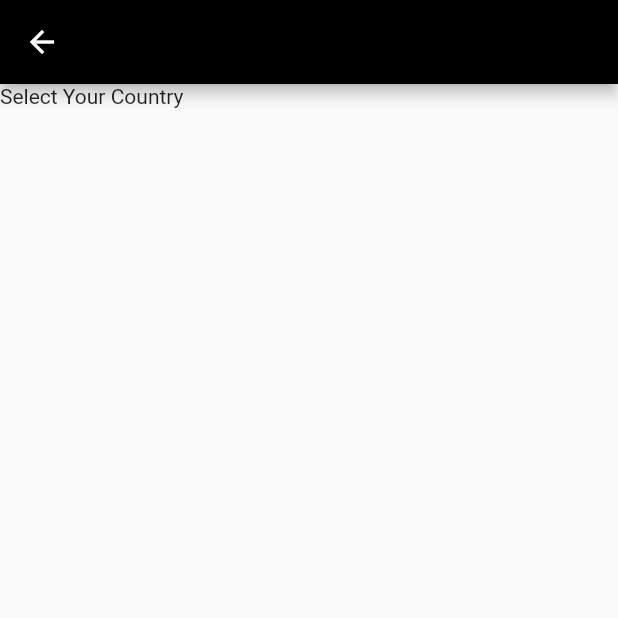
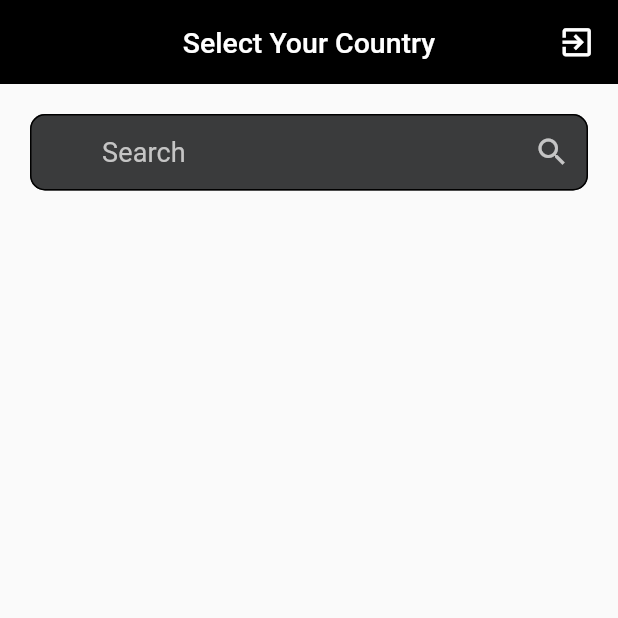
Before and after one commit to AbdulrahmanAlShaweesh/flutter-full-news-app, a Flutter app: the CountrySelectionScreen screen opened by its route, on a phone screen of 412 x 824 dp, the top half of it. Run offline on Flutter 3.47's test engine with Material 2 defaults, Android fonts, the phone set to English and light mode, and no system bars; our stand-ins replace cloud_firestore, firebase_auth, firebase_core, modal_progress_hud_nsn, pinput; accounts and stored records are empty.

Commit message:
exit from app and select country screen

```diff
--- a/lib/Screens/login_screen.dart
+++ b/lib/Screens/login_screen.dart
@@ -159,10 +159,8 @@ class _LoginScreenState extends State<LoginScreen> {
                                     email: emialController.text.trim(),
                                     password: passwordController.text.trim());
                             CustomErrorMessage(context, 'Login...');
-                            Navigator.pushReplacement(context,
-                                MaterialPageRoute(builder: (context) {
-                              return CountrySelectionScreen();
-                            }));
+                            Navigator.pushReplacementNamed(
+                                context, CountrySelectionScreen.id);
                           } on FirebaseAuthException catch (err) {
                             if (err.code == 'user-not-found') {
                               CustomErrorMessage(
--- a/lib/Screens/user_country_selection.dart
+++ b/lib/Screens/user_country_selection.dart
@@ -1,18 +1,72 @@
-// ignore_for_file: prefer_const_constructors, prefer_const_constructors_in_immutables
+// ignore_for_file: prefer_const_constructors, prefer_const_constructors_in_immutables, prefer_const_literals_to_create_immutables, use_build_context_synchronously
 
+import 'package:firebase_auth/firebase_auth.dart';
 import 'package:flutter/material.dart';
+import 'package:news_app/Widgets/custom_text_field.dart';
 
-class CountrySelectionScreen extends StatelessWidget {
+class CountrySelectionScreen extends StatefulWidget {
   CountrySelectionScreen({super.key});
 
   static String id = 'country selection';
+
+  @override
+  State<CountrySelectionScreen> createState() => _CountrySelectionScreenState();
+}
+
+class _CountrySelectionScreenState extends State<CountrySelectionScreen> {
+  TextEditingController controller = TextEditingController();
+
+  @override
+  void dispose() {
+    super.dispose();
+    controller.dispose();
+  }
+
   @override
   Widget build(BuildContext context) {
     return Scaffold(
       appBar: AppBar(
+        centerTitle: true,
+        title: Text(
+          'Select Your Country',
+          style: TextStyle(
+            fontSize: 19.0,
+          ),
+        ),
+        automaticallyImplyLeading: false,
+        elevation: 0.0,
         backgroundColor: Colors.black,
+        actions: [
+          Padding(
+            padding: const EdgeInsets.only(right: 15),
+            child: GestureDetector(
+              onTap: () async {
+                await FirebaseAuth.instance.signOut();
+                Navigator.pop(context);
+              },
+              child: Icon(
+                Icons.exit_to_app,
+                size: 25.0,
+              ),
+            ),
+          ),
+        ],
       ),
-      body: Text('Select Your Country'),
+      body: Padding(
+        padding: const EdgeInsets.symmetric(horizontal: 20.0, vertical: 20.0),
+        child: ListView(
+          children: [
+            CustomTextFormFied(
+              suffixIcon: Icons.search,
+              hintText: 'Search',
+              isPassword: false,
+              validator: (country) {},
+              controller: controller,
+              textInputType: TextInputType.text,
+            ),
+          ],
+        ),
+      ),
     );
   }
 }
--- a/lib/Widgets/custom_text_field.dart
+++ b/lib/Widgets/custom_text_field.dart
@@ -6,7 +6,7 @@ class CustomTextFormFied extends StatelessWidget {
   CustomTextFormFied({
     super.key,
     required this.hintText,
-    required this.icons,
+    this.icons,
     this.suffixIcon,
     this.suffixIconOnPress,
     required this.isPassword,
@@ -16,7 +16,7 @@ class CustomTextFormFied extends StatelessWidget {
   });
 
   String hintText;
-  IconData icons;
+  IconData? icons;
   IconData? suffixIcon;
   VoidCallback? suffixIconOnPress;
   bool isPassword;
```
